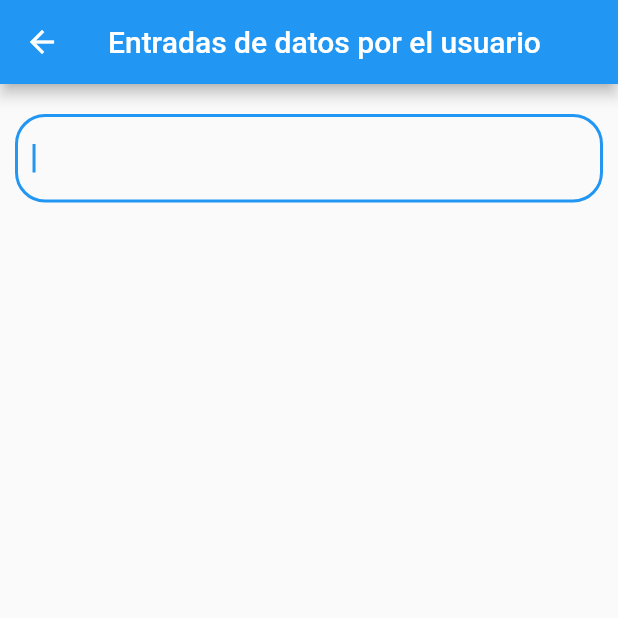
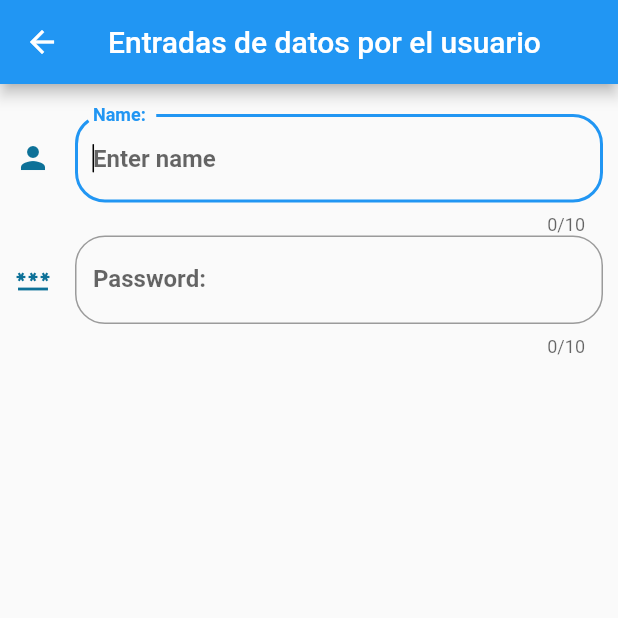
Before and after one commit to MattZKruspe/Componentes, a Flutter app: the InputsScreen screen opened by its route, on a phone screen of 412 x 824 dp, the top half of it. Run offline on Flutter 3.47's test engine with Material 2 defaults, Android fonts, the phone set to English and light mode, and no system bars; missing offline and left inert: dart:js.

Commit message:
sixth commit

```diff
--- a/lib/ui/screens/input_screen.dart
+++ b/lib/ui/screens/input_screen.dart
@@ -19,6 +19,7 @@ class _InputsScreenState extends State<InputsScreen> {
         padding: const EdgeInsets.symmetric(horizontal: 10.0, vertical: 20.0),
         children: [
           _crearEntrada(),
+          _crearEntradaPswd()
         ],
       ),
     );
@@ -27,16 +28,70 @@ class _InputsScreenState extends State<InputsScreen> {
   Widget _crearEntrada() {
     return TextField(
       autofocus: true,
-      textCapitalization: TextCapitalization.words,
+      textAlign: TextAlign.left,
+      textCapitalization: TextCapitalization.sentences,
+      style: const TextStyle(
+        color: Colors.black,
+        fontWeight: FontWeight.bold,
+        ),
+
+        cursorColor: const Color.fromARGB(255, 0, 0, 0),
+        cursorRadius: const Radius.circular(10.0),
+        cursorWidth: 1.0,
+        maxLength: 10,
+        obscureText: true,
       decoration: InputDecoration(
         border: OutlineInputBorder(
-          borderRadius: BorderRadius.circular(20.0),
-        ),
-      ),
+          borderRadius: BorderRadius.circular(20.0)),
+          hintText: "Enter name",
+          labelText: "Name: ",
+
+          // prefix: const CircularProgressIndicator(),
+
+          icon: Icon(Icons.person),
+          iconColor: Color.fromARGB(255, 13, 113, 152),
+          ),
       onChanged: (valor) {
         _userName = valor;
         print(_userName);
       },
     );
   }
+
+    Widget _crearEntradaPswd() {
+    return TextField(
+      autofocus: true,
+      textAlign: TextAlign.left,
+      textCapitalization: TextCapitalization.sentences,
+      style: const TextStyle(
+        color: Colors.black,
+        fontWeight: FontWeight.bold,
+        ),
+        cursorColor: const Color.fromARGB(255, 0, 0, 0),
+        cursorRadius: const Radius.circular(10.0),
+         cursorWidth: 1.0,
+        maxLength: 10,
+        obscureText: true,
+        keyboardType: TextInputType.visiblePassword,
+        // maxLength: 2,
+      decoration: InputDecoration(
+        border: OutlineInputBorder(
+          borderRadius: BorderRadius.circular(20.0)),
+          hintText: "Enter password",
+          labelText: "Password: ",
+
+          // prefix: const CircularProgressIndicator(),
+
+          icon: Icon(Icons.password),
+          iconColor: Color.fromARGB(255, 13, 113, 152),
+          ),
+      onChanged: (valor) {
+        _userName = valor;
+        print(_userName);
+      },
+    );
+  }
+
+
+
 }
```
